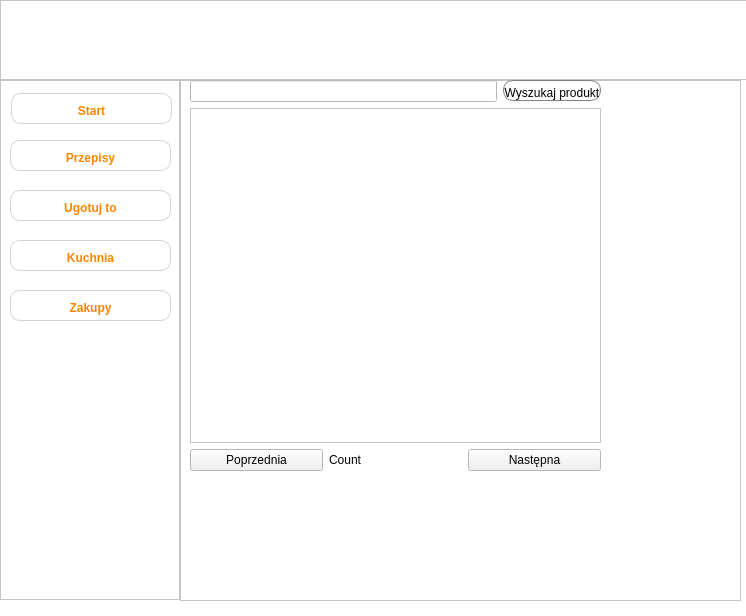
First picture: the form in FeedMe/mainwindow.ui, repository xzqvac/FeedMe, before the edit.
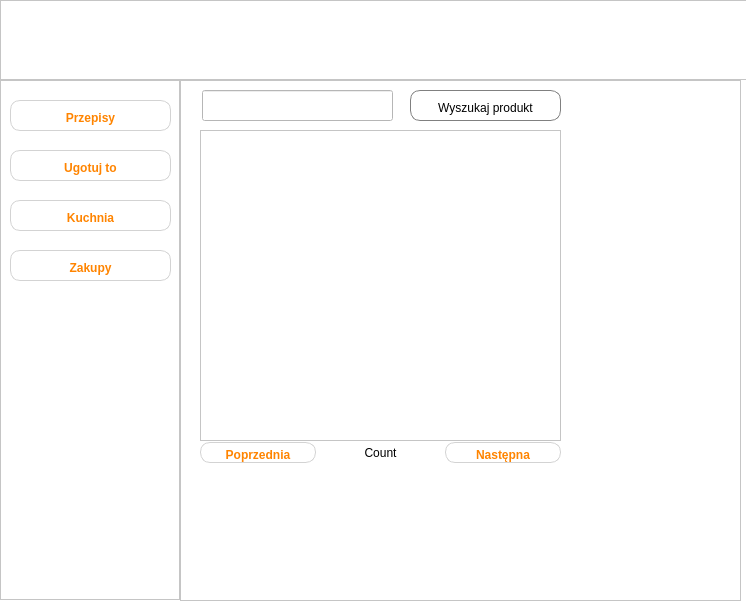
Second picture: the form after the edit. The open tabs and pages were chosen to show the change. Icons and pictures are not drawn.

The edit to the form file:
```diff
--- a/FeedMe/mainwindow.ui
+++ b/FeedMe/mainwindow.ui
@@ -101,7 +101,7 @@
       <rect>
        <x>200</x>
        <y>0</y>
-       <width>311</width>
+       <width>321</width>
        <height>81</height>
       </rect>
      </property>
@@ -128,53 +128,11 @@
     <property name="frameShadow">
      <enum>QFrame::Raised</enum>
     </property>
-    <widget class="QPushButton" name="btn_page_1">
-     <property name="geometry">
-      <rect>
-       <x>11</x>
-       <y>13</y>
-       <width>161</width>
-       <height>31</height>
-      </rect>
-     </property>
-     <property name="layoutDirection">
-      <enum>Qt::RightToLeft</enum>
-     </property>
-     <property name="styleSheet">
-      <string notr="true">QPushButton {
-	background-color: rgb(255,255,255);
-	border-style: solid; 
-    vertical-align: middle;
-	border-width: 1px;
-	padding-top: 5px;
-	color: rgb(0, 0, 0);
-    font-weight: 900;	
-	border-radius:10px;
-	border-color: lightgrey;  
-	color:rgb(255, 132, 0)
-}
-QPushButton:hover {
-	background-color: rgb(255, 132, 0);
-	color:#fff;
- 
-}
-	
-	
-
-
-	
-
-</string>
-     </property>
-     <property name="text">
-      <string>Start</string>
-     </property>
-    </widget>
     <widget class="QPushButton" name="btn_page_2">
      <property name="geometry">
       <rect>
        <x>10</x>
-       <y>60</y>
+       <y>20</y>
        <width>161</width>
        <height>31</height>
       </rect>
@@ -213,7 +171,7 @@
      <property name="geometry">
       <rect>
        <x>10</x>
-       <y>110</y>
+       <y>70</y>
        <width>161</width>
        <height>31</height>
       </rect>
@@ -252,7 +210,7 @@
      <property name="geometry">
       <rect>
        <x>10</x>
-       <y>160</y>
+       <y>120</y>
        <width>161</width>
        <height>31</height>
       </rect>
@@ -292,7 +250,7 @@
      <property name="geometry">
       <rect>
        <x>10</x>
-       <y>210</y>
+       <y>170</y>
        <width>161</width>
        <height>31</height>
       </rect>
@@ -682,25 +640,124 @@
       </widget>
      </widget>
      <widget class="QWidget" name="Kitchen">
+      <widget class="QTableView" name="tableView">
+       <property name="geometry">
+        <rect>
+         <x>20</x>
+         <y>50</y>
+         <width>361</width>
+         <height>311</height>
+        </rect>
+       </property>
+      </widget>
       <widget class="QWidget" name="layoutWidget">
        <property name="geometry">
         <rect>
-         <x>10</x>
-         <y>0</y>
-         <width>411</width>
-         <height>391</height>
+         <x>20</x>
+         <y>360</y>
+         <width>361</width>
+         <height>25</height>
         </rect>
        </property>
-       <layout class="QVBoxLayout" name="verticalLayout">
+       <layout class="QHBoxLayout" name="horizontalLayout_2">
         <item>
-         <layout class="QHBoxLayout" name="horizontalLayout">
-          <item>
-           <widget class="QLineEdit" name="lineEdit"/>
-          </item>
-          <item>
-           <widget class="QPushButton" name="btn_search_product">
-            <property name="styleSheet">
-             <string notr="true">QPushButton {
+         <widget class="QPushButton" name="btn_previous_page">
+          <property name="styleSheet">
+           <string notr="true">QPushButton {
+	background-color: rgb(255,255,255);
+	border-style: solid; 
+    vertical-align: middle;
+	border-width: 1px;
+	padding-top: 5px;
+	color: rgb(0, 0, 0);
+    font-weight: 900;	
+	border-radius:10px;
+	border-color: lightgrey;  
+	color:rgb(255, 132, 0)
+}
+QPushButton:hover {
+	background-color: rgb(255, 132, 0);
+	color:#fff;
+ 
+}
+	
+	
+
+
+	</string>
+          </property>
+          <property name="text">
+           <string>Poprzednia</string>
+          </property>
+         </widget>
+        </item>
+        <item>
+         <widget class="QLabel" name="lblCount">
+          <property name="text">
+           <string>Count</string>
+          </property>
+          <property name="alignment">
+           <set>Qt::AlignCenter</set>
+          </property>
+         </widget>
+        </item>
+        <item>
+         <widget class="QPushButton" name="btn_next_page">
+          <property name="styleSheet">
+           <string notr="true">QPushButton {
+	background-color: rgb(255,255,255);
+	border-style: solid; 
+    vertical-align: middle;
+	border-width: 1px;
+	padding-top: 5px;
+	color: rgb(0, 0, 0);
+    font-weight: 900;	
+	border-radius:10px;
+	border-color: lightgrey;  
+	color:rgb(255, 132, 0)
+}
+QPushButton:hover {
+	background-color: rgb(255, 132, 0);
+	color:#fff;
+ 
+}
+	
+	
+
+
+	</string>
+          </property>
+          <property name="text">
+           <string>Następna</string>
+          </property>
+         </widget>
+        </item>
+       </layout>
+      </widget>
+      <widget class="QLineEdit" name="lineEdit">
+       <property name="geometry">
+        <rect>
+         <x>22</x>
+         <y>10</y>
+         <width>191</width>
+         <height>31</height>
+        </rect>
+       </property>
+      </widget>
+      <widget class="QPushButton" name="btn_search_product">
+       <property name="geometry">
+        <rect>
+         <x>230</x>
+         <y>10</y>
+         <width>151</width>
+         <height>31</height>
+        </rect>
+       </property>
+       <property name="layoutDirection">
+        <enum>Qt::LeftToRight</enum>
+       </property>
+       <property name="styleSheet">
+        <string notr="true">QPushButton {
 	background-color: rgb(255,255,255);
 	border-style: solid;
 	border-color: grey;
@@ -716,43 +773,10 @@
 	
 
 </string>
-            </property>
-            <property name="text">
-             <string>Wyszukaj produkt</string>
-            </property>
-           </widget>
-          </item>
-         </layout>
-        </item>
-        <item>
-         <widget class="QTableView" name="tableView"/>
-        </item>
-        <item>
-         <layout class="QHBoxLayout" name="horizontalLayout_2">
-          <item>
-           <widget class="QPushButton" name="btn_previous_page">
-            <property name="text">
-             <string>Poprzednia</string>
-            </property>
-           </widget>
-          </item>
-          <item>
-           <widget class="QLabel" name="lblCount">
-            <property name="text">
-             <string>Count</string>
-            </property>
-           </widget>
-          </item>
-          <item>
-           <widget class="QPushButton" name="btn_next_page">
-            <property name="text">
-             <string>Następna</string>
-            </property>
-           </widget>
-          </item>
-         </layout>
-        </item>
-       </layout>
+       </property>
+       <property name="text">
+        <string>Wyszukaj produkt</string>
+       </property>
       </widget>
      </widget>
      <widget class="QWidget" name="Shopping">
```
Left out of the diff: 248 changed lines with no effect on the pictures.
